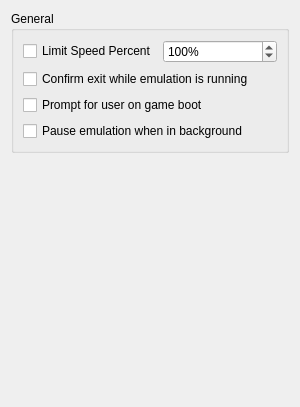
rorrim-rorrim/eden-alt, file src/yuzu/configuration/configure_general.ui: the form before one commit.
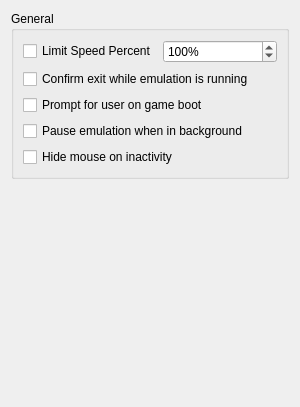
The form after the commit.

Commit message: yuzu: Option to hide mouse on inactivity

```diff
--- a/src/yuzu/configuration/configure_general.ui
+++ b/src/yuzu/configuration/configure_general.ui
@@ -72,6 +72,13 @@
             </property>
            </widget>
           </item>
+          <item>
+           <widget class="QCheckBox" name="toggle_hide_mouse">
+            <property name="text">
+             <string>Hide mouse on inactivity</string>
+            </property>
+           </widget>
+          </item>
          </layout>
         </item>
        </layout>
```
The commit also changes 6 other files.
